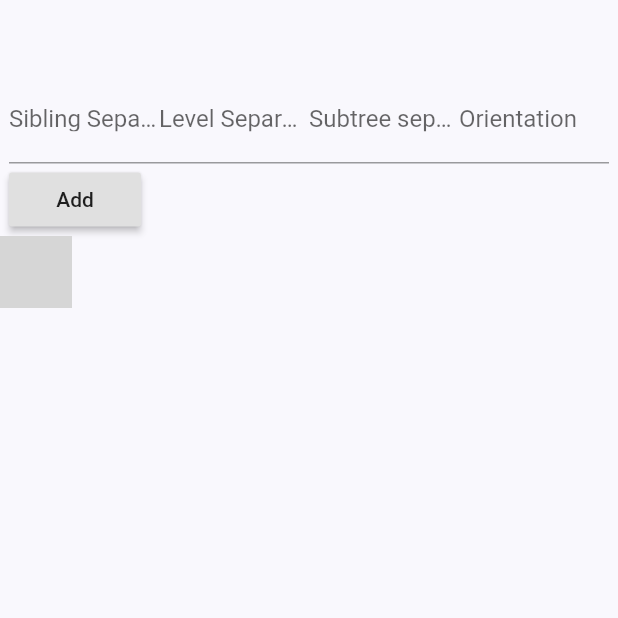
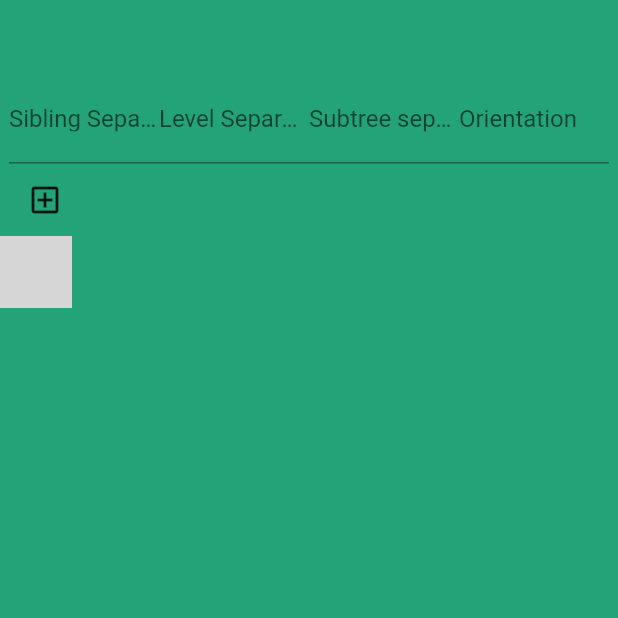
Before and after one commit to lim6112j/flutter-ui-best-practice, a Flutter app: the Bloodline screen opened directly, on a phone screen of 412 x 824 dp, the top half of it. Run offline on Flutter 3.47's test engine with Material 2 defaults, Android fonts, the phone set to English and light mode, and no system bars; our stand-ins replace flutter_svg, sqflite; missing offline and left inert: graphview; accounts and stored records are empty; grey boxes are pictures that could not be loaded.

Commit message:
bloodline design upgrade

```diff
--- a/lib/screens/family/Bloodline.dart
+++ b/lib/screens/family/Bloodline.dart
@@ -1,6 +1,8 @@
 import 'dart:math';
 import 'package:flutter/material.dart';
 import 'package:graphview/GraphView.dart';
+
+import '../../constants.dart';
 
 class Bloodline extends StatefulWidget {
   Bloodline({Key? key, required this.title}) : super(key: key);
@@ -24,10 +26,13 @@ class _BloodlineState extends State<Bloodline> {
   @override
   Widget build(BuildContext context) {
     return Scaffold(
+      backgroundColor: kPrimaryColor.withOpacity(0.9),
         body: Column(
       mainAxisSize: MainAxisSize.max,
       children: [
-        SizedBox(height: 50,),
+        SizedBox(
+          height: 50,
+        ),
         Wrap(
           children: [
             Container(
@@ -74,7 +79,8 @@ class _BloodlineState extends State<Bloodline> {
                 },
               ),
             ),
-            RaisedButton(
+            IconButton(
+              icon: Icon(Icons.add_box_outlined),
               onPressed: () {
                 final node12 = Node(rectangleWidget(r.nextInt(100)));
                 var edge =
@@ -83,7 +89,6 @@ class _BloodlineState extends State<Bloodline> {
                 graph.addEdge(edge, node12);
                 setState(() {});
               },
-              child: Text("Add"),
             )
           ],
         ),
@@ -119,12 +124,36 @@ class _BloodlineState extends State<Bloodline> {
       onTap: () {
         print('clicked');
       },
-      child: Column(children: [
-        IconButton(
-          onPressed: () {},
-          icon: const Icon(Icons.adb),
+      child: Column(
+        mainAxisAlignment:MainAxisAlignment.center,
+        children: [
+        GestureDetector(
+          child: Container(
+            height: 50,
+            width: 70,
+            decoration: BoxDecoration(
+              image: DecorationImage(
+                image: AssetImage("assets/images/yelllow.jpeg"),
+                fit: BoxFit.cover,
+              ),
+              borderRadius: BorderRadius.only(
+                topLeft: Radius.circular(63),
+                bottomLeft: Radius.circular(63),
+                topRight: Radius.circular(63),
+                bottomRight: Radius.circular(63),
+              ),
+              boxShadow: [
+                BoxShadow(
+                  offset: Offset(0, 10),
+                  blurRadius: 10,
+                  color: Colors.black.withOpacity(0.3),
+                )
+              ],
+            ),
+          ),
         ),
-        Text('Gecko ${a}')
+        SizedBox(height: 10,),
+        Text('Gecko ${a}', style: TextStyle(color: Colors.white),),
       ]),
     );
   }
@@ -161,9 +190,9 @@ class _BloodlineState extends State<Bloodline> {
     graph.addEdge(node11, node12);
 
     builder
-      ..siblingSeparation = (50)
-      ..levelSeparation = (60)
-      ..subtreeSeparation = (60)
-      ..orientation = (BuchheimWalkerConfiguration.ORIENTATION_TOP_BOTTOM);
+      ..siblingSeparation = (14)
+      ..levelSeparation = (40)
+      ..subtreeSeparation = (20)
+      ..orientation = (BuchheimWalkerConfiguration.ORIENTATION_BOTTOM_TOP);
   }
 }
```
